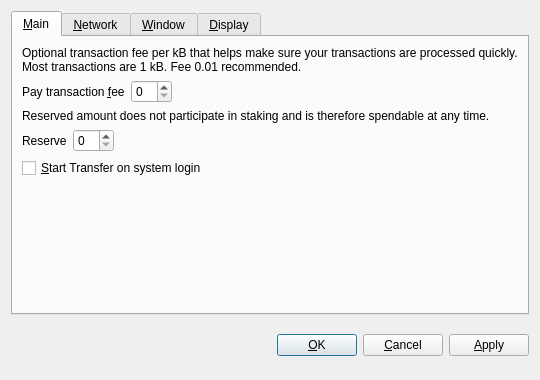
This is src/qt/forms/optionsdialog.ui in transferdev/Transfercoin as Qt 5 draws it before an edit. The edited form follows.
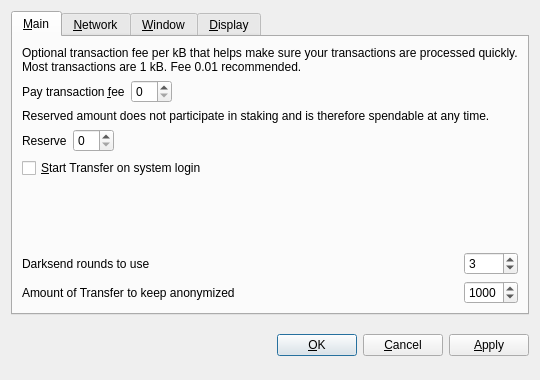
This is the edited form. Custom widgets are drawn as their Qt base class.

Commit message: add darksend rounds and amount to options dialog

Diff of the .ui file:
```diff
--- a/src/qt/forms/optionsdialog.ui
+++ b/src/qt/forms/optionsdialog.ui
@@ -29,8 +29,8 @@
       <attribute name="title">
        <string>&amp;Main</string>
       </attribute>
-      <layout class="QVBoxLayout" name="verticalLayout_Main">
-       <item>
+      <layout class="QGridLayout" name="gridLayout">
+       <item row="0" column="0" colspan="2">
         <widget class="QLabel" name="transactionFeeInfoLabel">
          <property name="text">
           <string>Optional transaction fee per kB that helps make sure your transactions are processed quickly. Most transactions are 1 kB. Fee 0.01 recommended.</string>
@@ -43,7 +43,7 @@
          </property>
         </widget>
        </item>
-       <item>
+       <item row="1" column="0">
         <layout class="QHBoxLayout" name="horizontalLayoutFee">
          <item>
           <widget class="QLabel" name="transactionFeeLabel">
@@ -76,7 +76,7 @@
          </item>
         </layout>
        </item>
-       <item>
+       <item row="2" column="0" colspan="2">
         <widget class="QLabel" name="reserveBalanceInfoLabel">
          <property name="text">
           <string>Reserved amount does not participate in staking and is therefore spendable at any time.</string>
@@ -89,7 +89,7 @@
          </property>
         </widget>
        </item>
-       <item>
+       <item row="3" column="0">
         <layout class="QHBoxLayout" name="horizontalLayoutReserveBalance">
          <item>
           <widget class="QLabel" name="reserveBalanceLabel">
@@ -122,7 +122,7 @@
          </item>
         </layout>
        </item>
-       <item>
+       <item row="4" column="0">
         <widget class="QCheckBox" name="bitcoinAtStartup">
          <property name="toolTip">
           <string>Automatically start Transfer after logging in to the system.</string>
@@ -132,7 +132,7 @@
          </property>
         </widget>
        </item>
-       <item>
+       <item row="5" column="0">
         <spacer name="verticalSpacer_Main">
          <property name="orientation">
           <enum>Qt::Vertical</enum>
@@ -145,6 +145,67 @@
          </property>
         </spacer>
        </item>
+       <item row="6" column="0">
+        <widget class="QLabel" name="label">
+         <property name="toolTip">
+          <string>&lt;html&gt;&lt;head/&gt;&lt;body&gt;&lt;p&gt;This setting determines the amount of individual masternodes that an input will be anonymized through. More rounds of anonymization gives a higher degree of privacy, but also costs more in fees.&lt;/p&gt;&lt;/body&gt;&lt;/html&gt;</string>
+         </property>
+         <property name="text">
+          <string>Darksend rounds to use</string>
+         </property>
+        </widget>
+       </item>
+       <item row="6" column="1">
+        <widget class="QSpinBox" name="darksendRounds">
+         <property name="minimum">
+          <number>2</number>
+         </property>
+         <property name="maximum">
+          <number>6</number>
+         </property>
+         <property name="value">
+          <number>3</number>
+         </property>
+        </widget>
+       </item>
+       <item row="7" column="0">
+        <widget class="QLabel" name="label_2">
+         <property name="toolTip">
+          <string>This amount acts as a threshold to turn off Darksend once it's reached.</string>
+         </property>
+         <property name="statusTip">
+          <string notr="true"/>
+         </property>
+         <property name="whatsThis">
+          <string notr="true"/>
+         </property>
+         <property name="accessibleName">
+          <string notr="true"/>
+         </property>
+         <property name="accessibleDescription">
+          <string notr="true"/>
+         </property>
+         <property name="text">
+          <string>Amount of Transfer to keep anonymized</string>
+         </property>
+        </widget>
+       </item>
+       <item row="7" column="1">
+        <widget class="QSpinBox" name="anonymizeTransfer">
+         <property name="minimum">
+          <number>2</number>
+         </property>
+         <property name="maximum">
+          <number>2000</number>
+         </property>
+         <property name="singleStep">
+          <number>10</number>
+         </property>
+         <property name="value">
+          <number>1000</number>
+         </property>
+        </widget>
+       </item>
       </layout>
      </widget>
      <widget class="QWidget" name="tabNetwork">
```
Left out of the diff: 1 changed line with no effect on the pictures. The commit also changes 2 other files.
